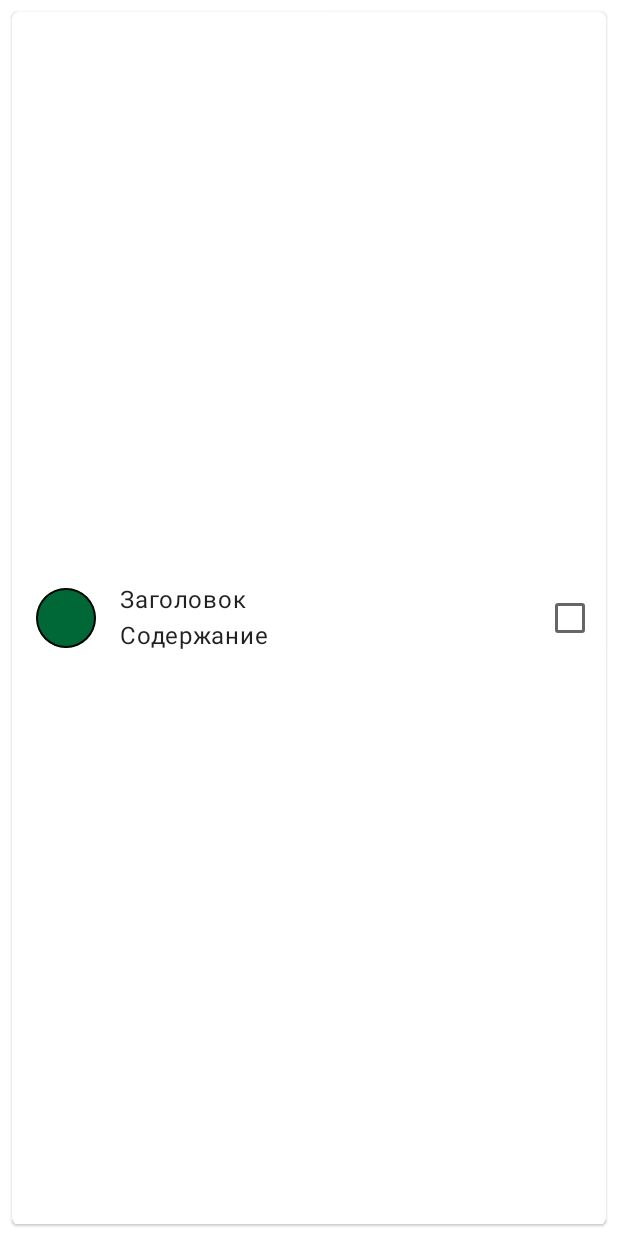
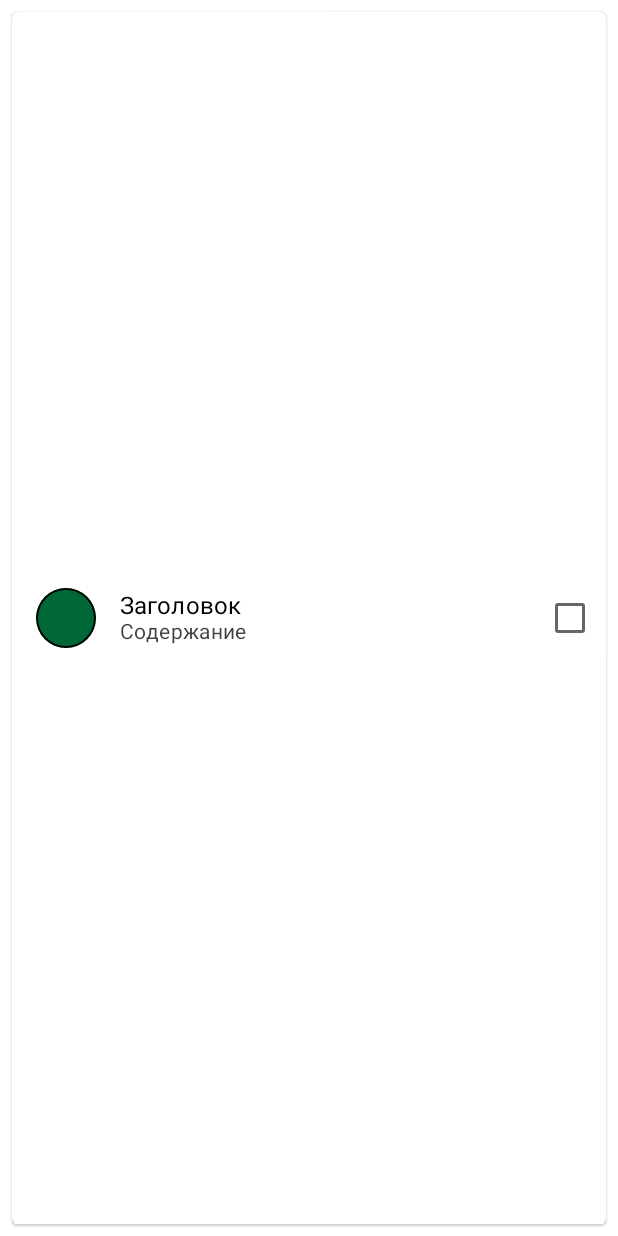
Before and after one commit to CocaineJimmy/laba5_kotlin, an Android app built with Jetpack Compose: the composable Note shown on its own in the app's theme, on a phone screen of 412 x 824 dp. Run offline under Robolectric (Android 15) with nearby library versions, the phone set to English and light mode, and no system bars.

Commit message:
Update Note.kt

```diff
--- a/app/src/main/java/com/topic2/android/notes/ui/components/Note.kt
+++ b/app/src/main/java/com/topic2/android/notes/ui/components/Note.kt
@@ -26,8 +26,10 @@ import androidx.compose.ui.draw.shadow
 import androidx.compose.ui.graphics.Color
 import androidx.compose.ui.graphics.Shape
 import androidx.compose.ui.graphics.SolidColor
+import androidx.compose.ui.text.TextStyle
+import androidx.compose.ui.text.font.FontWeight
 import androidx.compose.ui.unit.Dp
-
+import androidx.compose.ui.unit.sp
 
 
 @Preview
@@ -58,8 +60,20 @@ fun Note(){
             Column(modifier = Modifier
                 .weight(1f)
                 .align(Alignment.CenterVertically)) {
-                Text(text = "Заголовок", maxLines = 1)
-                Text(text = "Содержание", maxLines = 1)
+                Text(text = "Заголовок", maxLines = 1,
+                    color = Color.Black,
+                    style = TextStyle(
+                        fontWeight = FontWeight.Normal,
+                        fontSize = 16.sp,
+                        letterSpacing = 0.15.sp)
+                )
+                Text(text = "Содержание", maxLines = 1,
+                    color = Color.Black.copy(alpha = 0.75f),
+                    style = TextStyle(
+                        fontWeight = FontWeight.Normal,
+                        fontSize = 14.sp,
+                        letterSpacing = 0.25.sp
+                    ))
             }
             Checkbox(
                 checked = false,
```
